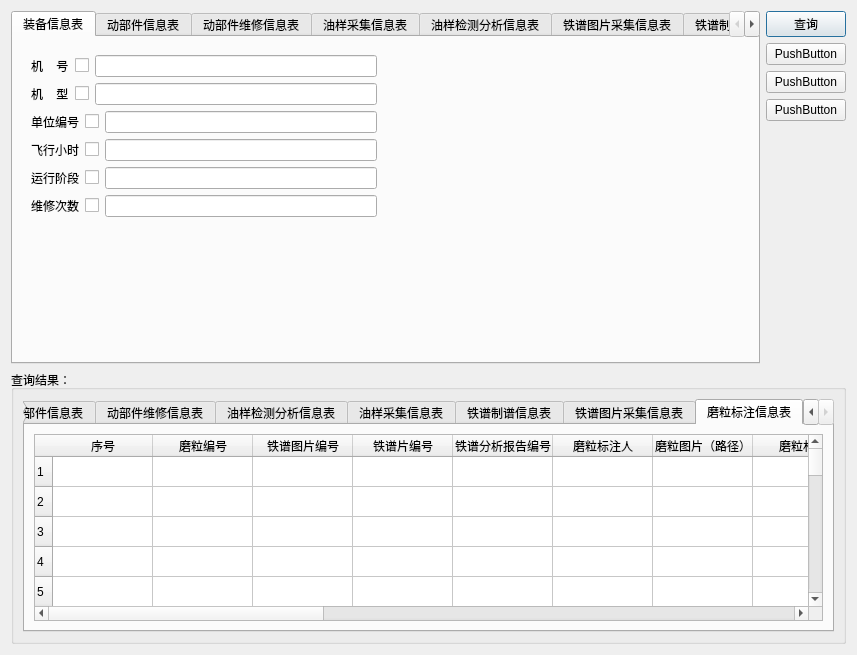
Old version of the form advancesearchdlg.ui in the repository WooodHead/labelling3.
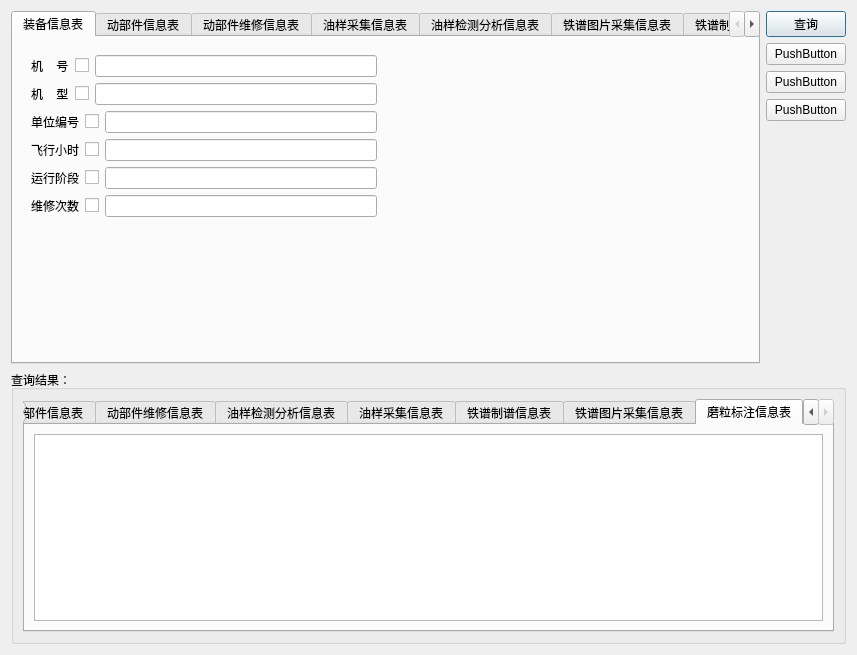
New version of the form. The open tabs and pages were chosen to show the change.

Commit message: fix all table view and query model

Patch:
```diff
--- a/advancesearchdlg.ui
+++ b/advancesearchdlg.ui
@@ -3361,272 +3361,10 @@
          </attribute>
          <layout class="QGridLayout" name="gridLayout_10">
           <item row="0" column="0">
-           <widget class="QTableWidget" name="twLend_8">
-            <row>
-             <property name="text">
-              <string>1</string>
-             </property>
-            </row>
-            <row>
-             <property name="text">
-              <string>2</string>
-             </property>
-            </row>
-            <row>
-             <property name="text">
-              <string>3</string>
-             </property>
-            </row>
-            <row>
-             <property name="text">
-              <string>4</string>
-             </property>
-            </row>
-            <row>
-             <property name="text">
-              <string>5</string>
-             </property>
-            </row>
-            <row>
-             <property name="text">
-              <string>6</string>
-             </property>
-            </row>
-            <row>
-             <property name="text">
-              <string>7</string>
-             </property>
-            </row>
-            <row>
-             <property name="text">
-              <string>8</string>
-             </property>
-            </row>
-            <row>
-             <property name="text">
-              <string>9</string>
-             </property>
-            </row>
-            <row>
-             <property name="text">
-              <string>10</string>
-             </property>
-            </row>
-            <row>
-             <property name="text">
-              <string>11</string>
-             </property>
-            </row>
-            <row>
-             <property name="text">
-              <string>12</string>
-             </property>
-            </row>
-            <row>
-             <property name="text">
-              <string>13</string>
-             </property>
-            </row>
-            <row>
-             <property name="text">
-              <string>14</string>
-             </property>
-            </row>
-            <row>
-             <property name="text">
-              <string>15</string>
-             </property>
-            </row>
-            <row>
-             <property name="text">
-              <string>16</string>
-             </property>
-            </row>
-            <row>
-             <property name="text">
-              <string>17</string>
-             </property>
-            </row>
-            <row>
-             <property name="text">
-              <string>18</string>
-             </property>
-            </row>
-            <row>
-             <property name="text">
-              <string>19</string>
-             </property>
-            </row>
-            <row>
-             <property name="text">
-              <string>20</string>
-             </property>
-            </row>
-            <row>
-             <property name="text">
-              <string>21</string>
-             </property>
-            </row>
-            <row>
-             <property name="text">
-              <string>22</string>
-             </property>
-            </row>
-            <row>
-             <property name="text">
-              <string>23</string>
-             </property>
-            </row>
-            <row>
-             <property name="text">
-              <string>24</string>
-             </property>
-            </row>
-            <row>
-             <property name="text">
-              <string>25</string>
-             </property>
-            </row>
-            <row>
-             <property name="text">
-              <string>26</string>
-             </property>
-            </row>
-            <row>
-             <property name="text">
-              <string>27</string>
-             </property>
-            </row>
-            <row>
-             <property name="text">
-              <string>28</string>
-             </property>
-            </row>
-            <row>
-             <property name="text">
-              <string>29</string>
-             </property>
-            </row>
-            <row>
-             <property name="text">
-              <string>30</string>
-             </property>
-            </row>
-            <row>
-             <property name="text">
-              <string>31</string>
-             </property>
-            </row>
-            <row>
-             <property name="text">
-              <string>32</string>
-             </property>
-            </row>
-            <row>
-             <property name="text">
-              <string>33</string>
-             </property>
-            </row>
-            <row>
-             <property name="text">
-              <string>34</string>
-             </property>
-            </row>
-            <column>
-             <property name="text">
-              <string>序号</string>
-             </property>
-            </column>
-            <column>
-             <property name="text">
-              <string>磨粒编号</string>
-             </property>
-            </column>
-            <column>
-             <property name="text">
-              <string>铁谱图片编号</string>
-             </property>
-            </column>
-            <column>
-             <property name="text">
-              <string>铁谱片编号</string>
-             </property>
-            </column>
-            <column>
-             <property name="text">
-              <string>铁谱分析报告编号</string>
-             </property>
-            </column>
-            <column>
-             <property name="text">
-              <string>磨粒标注人</string>
-             </property>
-            </column>
-            <column>
-             <property name="text">
-              <string>磨粒图片（路径）</string>
-             </property>
-            </column>
-            <column>
-             <property name="text">
-              <string>磨粒材质</string>
-             </property>
-            </column>
-            <column>
-             <property name="text">
-              <string>磨粒位置</string>
-             </property>
-            </column>
-            <column>
-             <property name="text">
-              <string>磨粒尺寸</string>
-             </property>
-            </column>
-            <column>
-             <property name="text">
-              <string>磨粒周长</string>
-             </property>
-            </column>
-            <column>
-             <property name="text">
-              <string>磨粒形状</string>
-             </property>
-            </column>
-            <column>
-             <property name="text">
-              <string>磨粒颜色</string>
-             </property>
-            </column>
-            <column>
-             <property name="text">
-              <string>磨粒表面纹理类型</string>
-             </property>
-            </column>
-            <column>
-             <property name="text">
-              <string>磨粒磨损类型</string>
-             </property>
-            </column>
-            <column>
-             <property name="text">
-              <string>磨粒损伤部位</string>
-             </property>
-            </column>
-            <column>
-             <property name="text">
-              <string>磨粒磨损机理</string>
-             </property>
-            </column>
-            <column>
-             <property name="text">
-              <string>磨粒反映故障信息</string>
-             </property>
-            </column>
-            <column>
-             <property name="text">
-              <string>磨粒典型性</string>
-             </property>
-            </column>
+           <widget class="QTableView" name="abmTableView">
+            <property name="editTriggers">
+             <set>QAbstractItemView::NoEditTriggers</set>
+            </property>
            </widget>
           </item>
          </layout>
```
Left out of the diff: 759 changed lines with no effect on the pictures. The commit also changes 2 other files.
